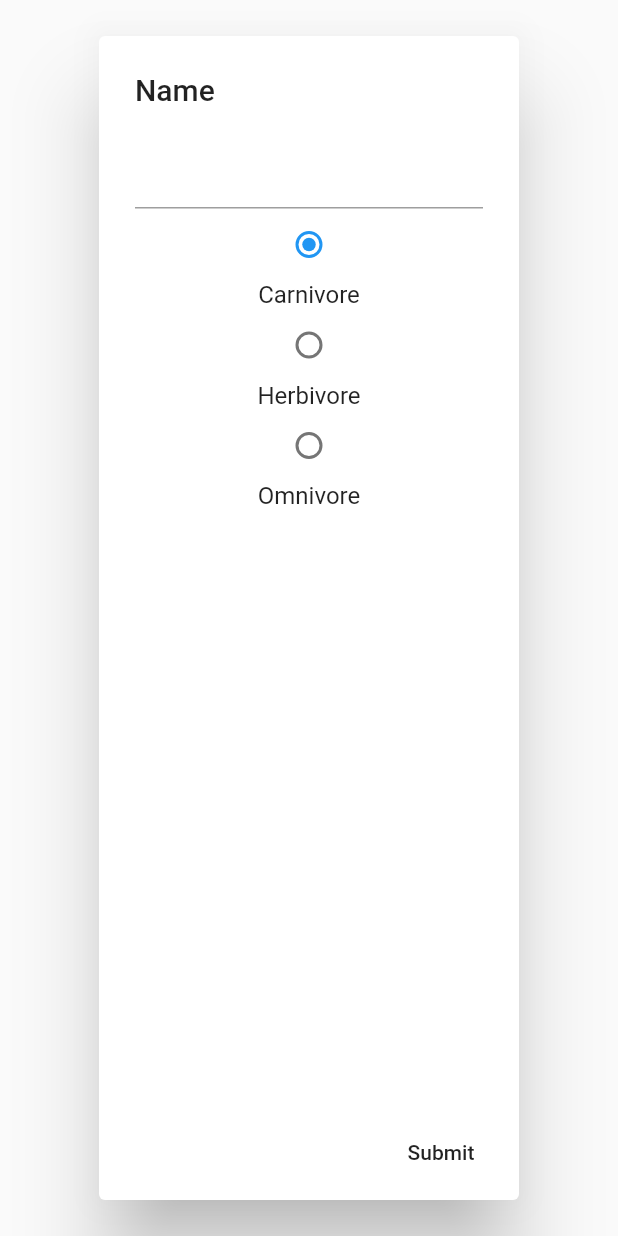
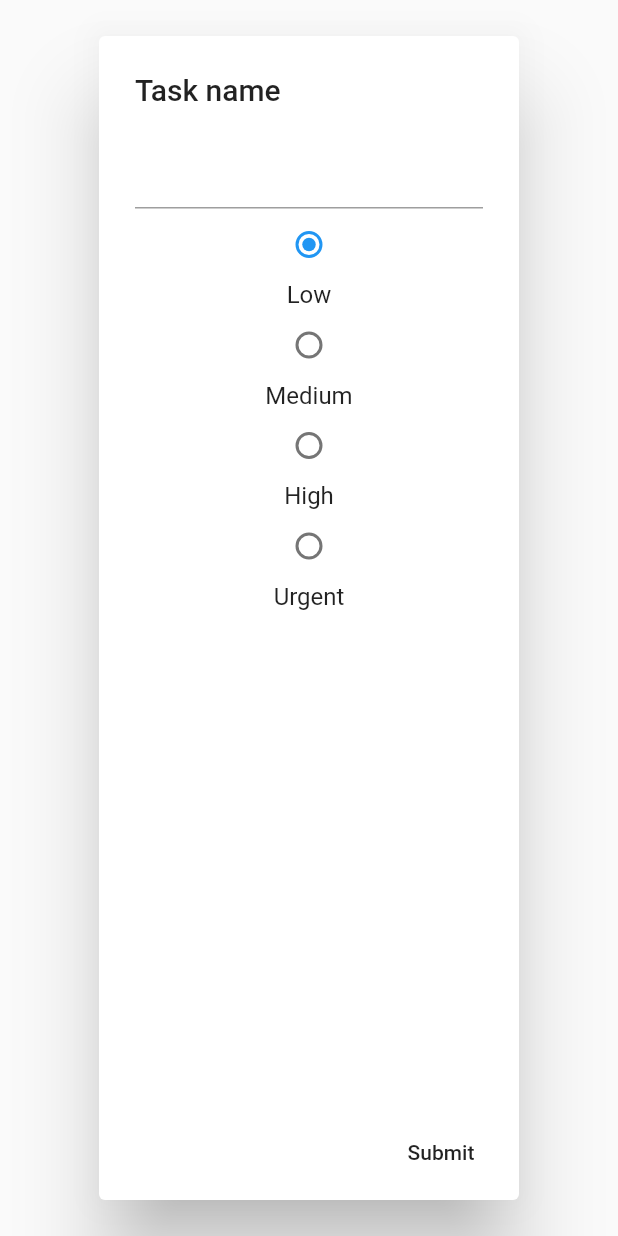
Before and after one commit to tech0rca/prioritizing_app, a Flutter app: the CustomDialog widget shown alone on an empty page, opened directly, on a phone screen of 412 x 824 dp. Run offline on Flutter 3.47's test engine with Material 2 defaults, Android fonts, the phone set to English and light mode, and no system bars.

Commit message:
*adjusted the dialog

```diff
--- a/lib/custom_dialog.dart
+++ b/lib/custom_dialog.dart
@@ -21,7 +21,7 @@ class _CustomDialogState extends State<CustomDialog> {
   @override
   Widget build(BuildContext context) {
         return AlertDialog(
-          title: Text("Name"),
+          title: Text("Task name"),
           content: Column(
             children: <Widget>[
               TextField(
@@ -33,7 +33,7 @@ class _CustomDialogState extends State<CustomDialog> {
                 onChanged: radioButtonChanges,
               ),
               new Text(
-                'Carnivore',
+                'Low',
                 style: new TextStyle(fontSize: 16.0),
               ),
               new Radio(
@@ -42,7 +42,7 @@ class _CustomDialogState extends State<CustomDialog> {
                 onChanged: radioButtonChanges,
               ),
               new Text(
-                'Herbivore',
+                'Medium',
                 style: new TextStyle(
                   fontSize: 16.0,
                 ),
@@ -53,7 +53,16 @@ class _CustomDialogState extends State<CustomDialog> {
                 onChanged: radioButtonChanges,
               ),
               new Text(
-                'Omnivore',
+                'High',
+                style: new TextStyle(fontSize: 16.0),
+              ),
+              new Radio(
+                value: Priority.urgent,
+                groupValue: _chosenPriority,
+                onChanged: radioButtonChanges,
+              ),
+              new Text(
+                'Urgent',
                 style: new TextStyle(fontSize: 16.0),
               ),
             ],
```
